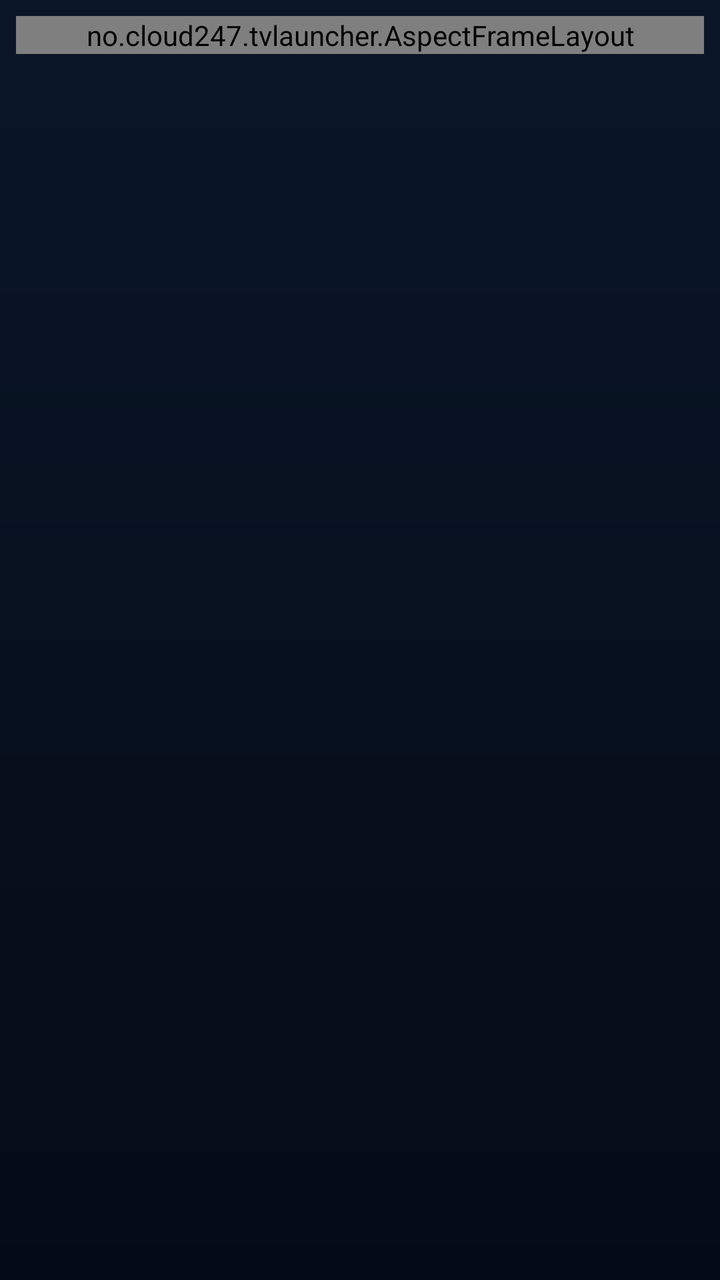
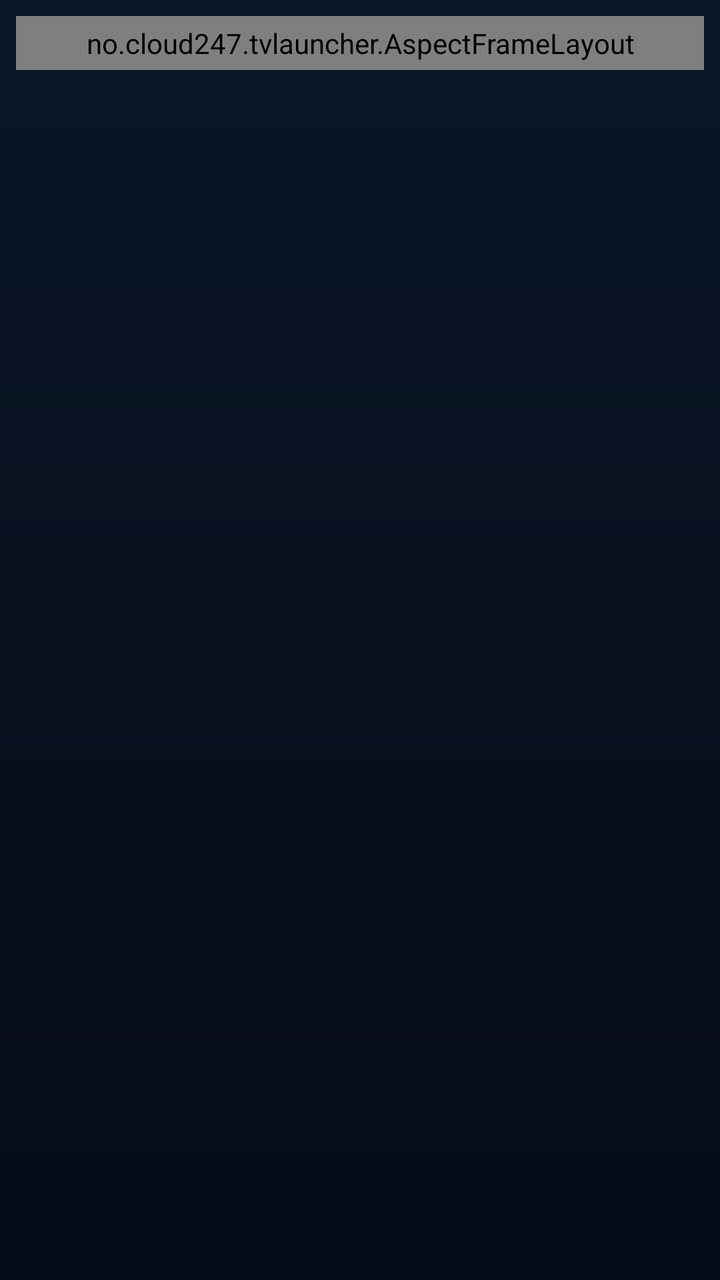

The first picture is an Android layout as it rendered before a commit; the second is the same layout after the commit. The layout source and the unified diff follow.
<!-- AndroidManifest.xml: application theme Theme.Cloud247Launcher -->
<!-- res/layout/item_app.xml -->
<?xml version="1.0" encoding="utf-8"?>
<LinearLayout xmlns:android="http://schemas.android.com/apk/res/android"
    android:layout_width="match_parent"
    android:layout_height="wrap_content"
    android:clipChildren="false"
    android:focusable="false"
    android:orientation="vertical"
    android:padding="@dimen/tile_margin">

    <no.cloud247.tvlauncher.AspectFrameLayout
        android:id="@+id/tile"
        android:layout_width="match_parent"
        android:layout_height="wrap_content"
        android:background="@drawable/bg_tile"
        android:clickable="true"
        android:focusable="true">

        <ImageView
            android:id="@+id/banner"
            android:layout_width="match_parent"
            android:layout_height="match_parent"
            android:importantForAccessibility="no"
            android:scaleType="centerCrop"
            android:visibility="gone" />

        <LinearLayout
            android:id="@+id/icon_box"
            android:layout_width="match_parent"
            android:layout_height="match_parent"
            android:gravity="center"
            android:orientation="vertical"
            android:padding="8dp">

            <ImageView
                android:id="@+id/icon"
                android:layout_width="@dimen/tile_icon_size"
                android:layout_height="@dimen/tile_icon_size"
                android:importantForAccessibility="no"
                android:scaleType="fitCenter" />

            <TextView
                android:id="@+id/icon_label"
                android:layout_width="wrap_content"
                android:layout_height="wrap_content"
                android:layout_marginTop="6dp"
                android:ellipsize="end"
                android:gravity="center"
                android:maxLines="1"
                android:textColor="@color/c247_text"
                android:textSize="13sp" />
        </LinearLayout>
    </no.cloud247.tvlauncher.AspectFrameLayout>

    <TextView
        android:id="@+id/label"
        android:layout_width="match_parent"
        android:layout_height="wrap_content"
        android:layout_marginTop="6dp"
        android:ellipsize="end"
        android:gravity="center"
        android:maxLines="1"
        android:textColor="@color/c247_text_muted"
        android:textSize="13sp"
        android:visibility="invisible" />
</LinearLayout>
<!-- resources referenced by this layout -->
<resources>
  <color name="c247_text">#F1F5F9</color>
  <color name="c247_text_muted">#94A3B8</color>
  <dimen name="tile_icon_size">56dp</dimen>
  <dimen name="tile_margin">8dp</dimen>
  <!-- drawable bg_tile (drawable) -->
  <?xml version="1.0" encoding="utf-8"?>
  <selector xmlns:android="http://schemas.android.com/apk/res/android">
      <item android:state_focused="true">
          <shape android:shape="rectangle">
              <solid android:color="@color/c247_surface_focused" />
              <corners android:radius="@dimen/tile_radius" />
              <stroke android:width="@dimen/tile_focus_stroke" android:color="@color/c247_accent" />
          </shape>
      </item>
      <item>
          <shape android:shape="rectangle">
              <solid android:color="@color/c247_surface" />
              <corners android:radius="@dimen/tile_radius" />
          </shape>
      </item>
  </selector>
  <style name="Theme.Cloud247Launcher" parent="@android:style/Theme.Material.NoActionBar.Fullscreen">
          
          <item name="android:windowBackground">@drawable/bg_home</item>
          <item name="android:windowShowWallpaper">false</item>
          <item name="android:windowNoTitle">true</item>
          <item name="android:windowContentOverlay">@null</item>
          <item name="android:colorPrimary">@color/c247_primary</item>
          <item name="android:colorPrimaryDark">@color/c247_bg_bottom</item>
          <item name="android:colorAccent">@color/c247_accent</item>
          <item name="android:textColorPrimary">@color/c247_text</item>
          <item name="android:textColorSecondary">@color/c247_text_muted</item>
          <item name="android:alertDialogTheme">@style/Theme.Cloud247Launcher.Dialog</item>
          <item name="android:fontFamily">sans-serif</item>
      </style>
  <color name="c247_surface_focused">#1C3253</color>
  <dimen name="tile_radius">10dp</dimen>
  <dimen name="tile_focus_stroke">4dp</dimen>
  <color name="c247_accent">#22D3EE</color>
  <color name="c247_surface">#13223A</color>
  <!-- drawable bg_home (drawable) -->
  <?xml version="1.0" encoding="utf-8"?>
  <shape xmlns:android="http://schemas.android.com/apk/res/android" android:shape="rectangle">
      <gradient
          android:angle="270"
          android:endColor="@color/c247_bg_bottom"
          android:startColor="@color/c247_bg_top"
          android:type="linear" />
  </shape>
  <color name="c247_primary">#1E90FF</color>
  <color name="c247_bg_bottom">#050B16</color>
  <style name="Theme.Cloud247Launcher.Dialog" parent="@android:style/Theme.Material.Dialog.Alert">
          <item name="android:colorAccent">@color/c247_accent</item>
          <item name="android:colorPrimary">@color/c247_primary</item>
          <item name="android:windowBackground">@drawable/bg_dialog</item>
          <item name="android:textColorPrimary">@color/c247_text</item>
          <item name="android:textColorSecondary">@color/c247_text_muted</item>
      </style>
  <color name="c247_bg_top">#0A1628</color>
  <!-- drawable bg_dialog (drawable) -->
  <?xml version="1.0" encoding="utf-8"?>
  <inset xmlns:android="http://schemas.android.com/apk/res/android" android:inset="16dp">
      <shape android:shape="rectangle">
          <solid android:color="@color/c247_surface" />
          <corners android:radius="@dimen/tile_radius" />
          <stroke android:width="1dp" android:color="@color/c247_divider" />
      </shape>
  </inset>
  <color name="c247_divider">#1F3150</color>
</resources>

<!-- the commit's change to res/layout/item_app.xml (unified diff, before → after) -->
@@ -13,7 +13,8 @@
         android:layout_height="wrap_content"
         android:background="@drawable/bg_tile"
         android:clickable="true"
-        android:focusable="true">
+        android:focusable="true"
+        android:padding="@dimen/tile_focus_stroke">
 
         <ImageView
             android:id="@+id/banner"
@@ -27,6 +28,7 @@
             android:id="@+id/icon_box"
             android:layout_width="match_parent"
             android:layout_height="match_parent"
+            android:background="@drawable/bg_tile_inner"
             android:gravity="center"
             android:orientation="vertical"
             android:padding="8dp">
<!-- resource entries referenced after the edit -->
@@ -9,9 +9,8 @@
   <selector xmlns:android="http://schemas.android.com/apk/res/android">
       <item android:state_focused="true">
           <shape android:shape="rectangle">
-              <solid android:color="@color/c247_surface_focused" />
+              <solid android:color="@color/c247_accent" />
               <corners android:radius="@dimen/tile_radius" />
-              <stroke android:width="@dimen/tile_focus_stroke" android:color="@color/c247_accent" />
           </shape>
       </item>
       <item>
@@ -21,6 +20,12 @@
           </shape>
       </item>
   </selector>
+  <!-- drawable bg_tile_inner (drawable) -->
+  <?xml version="1.0" encoding="utf-8"?>
+  <shape xmlns:android="http://schemas.android.com/apk/res/android" android:shape="rectangle">
+      <solid android:color="@color/c247_surface" />
+      <corners android:radius="@dimen/tile_inner_radius" />
+  </shape>
   <style name="Theme.Cloud247Launcher" parent="@android:style/Theme.Material.NoActionBar.Fullscreen">
           
           <item name="android:windowBackground">@drawable/bg_home</item>
@@ -35,11 +40,11 @@
           <item name="android:alertDialogTheme">@style/Theme.Cloud247Launcher.Dialog</item>
           <item name="android:fontFamily">sans-serif</item>
       </style>
-  <color name="c247_surface_focused">#1C3253</color>
   <dimen name="tile_radius">10dp</dimen>
   <dimen name="tile_focus_stroke">4dp</dimen>
   <color name="c247_accent">#22D3EE</color>
   <color name="c247_surface">#13223A</color>
+  <dimen name="tile_inner_radius">7dp</dimen>
   <!-- drawable bg_home (drawable) -->
   <?xml version="1.0" encoding="utf-8"?>
   <shape xmlns:android="http://schemas.android.com/apk/res/android" android:shape="rectangle">
